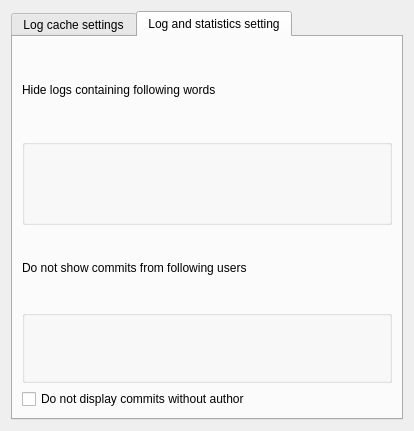
centic9/kdesvn-ppa, file src/svnfrontend/database/dbsettings.ui: the form before one commit.
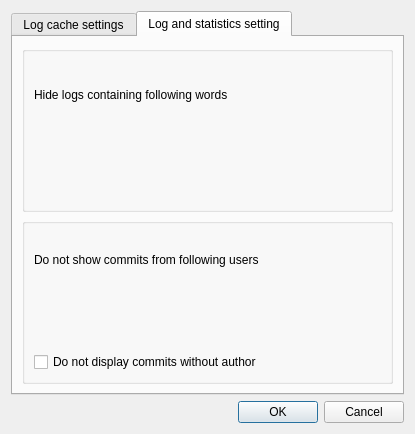
The form after the commit. The open tabs and pages were chosen to show the change. Custom widgets are drawn as their Qt base class.

```diff
--- a/src/svnfrontend/database/dbsettings.ui
+++ b/src/svnfrontend/database/dbsettings.ui
@@ -1,18 +1,18 @@
 <?xml version="1.0" encoding="UTF-8"?>
 <ui version="4.0">
  <class>DbSettings</class>
- <widget class="QWidget" name="DbSettings">
+ <widget class="QDialog" name="DbSettings">
   <property name="geometry">
    <rect>
     <x>0</x>
     <y>0</y>
-    <width>414</width>
-    <height>431</height>
+    <width>415</width>
+    <height>434</height>
    </rect>
   </property>
   <layout class="QVBoxLayout" name="verticalLayout_3">
    <item>
-    <widget class="KTabWidget" name="tabWidget">
+    <widget class="QTabWidget" name="tabWidget">
      <property name="currentIndex">
       <number>0</number>
      </property>
@@ -20,7 +20,7 @@
       <attribute name="title">
        <string>Log cache settings</string>
       </attribute>
-      <layout class="QVBoxLayout" name="verticalLayout">
+      <layout class="QVBoxLayout" name="verticalLayout_4">
        <item>
         <widget class="QCheckBox" name="dbcfg_noCacheUpdate">
          <property name="text">
@@ -29,22 +29,27 @@
         </widget>
        </item>
        <item>
-        <layout class="QGridLayout" name="gridLayout">
-         <item row="0" column="0">
-          <widget class="QLabel" name="m_exclude_label">
+        <widget class="QGroupBox" name="groupBox">
+         <property name="title">
+          <string/>
+         </property>
+         <layout class="QVBoxLayout" name="verticalLayout">
+          <item>
+           <widget class="QLabel" name="label_3">
            <property name="text">
             <string>Prefixes to filter out in revision tree</string>
            </property>
           </widget>
          </item>
-         <item row="1" column="0">
-          <widget class="KEditListBox" name="dbcfg_exclude_box">
+          <item>
+           <widget class="KEditListWidget" name="dbcfg_exclude_box">
            <property name="buttons">
-            <set>KEditListBox::Add|KEditListBox::Remove</set>
+             <set>KEditListWidget::Add|KEditListWidget::Remove</set>
            </property>
           </widget>
          </item>
         </layout>
+        </widget>
        </item>
       </layout>
      </widget>
@@ -54,46 +59,57 @@
       </attribute>
       <layout class="QVBoxLayout" name="verticalLayout_2">
        <item>
-        <layout class="QGridLayout" name="gridLayout_2">
-         <item row="0" column="0">
-          <widget class="QLabel" name="m_logpattern_label">
+        <widget class="QGroupBox" name="groupBox_3">
+         <property name="title">
+          <string/>
+         </property>
+         <layout class="QVBoxLayout" name="verticalLayout_5">
+          <item>
+           <widget class="QLabel" name="label">
            <property name="text">
             <string>Hide logs containing following words</string>
            </property>
           </widget>
          </item>
-         <item row="1" column="0">
-          <widget class="KEditListBox" name="dbcfg_exclude_log_pattern">
+          <item>
+           <widget class="KEditListWidget" name="dbcfg_exclude_log_pattern">
            <property name="toolTip">
             <string>This is a list which words/substrings a log entry must contain so it will be hidden from log and statistics</string>
            </property>
            <property name="buttons">
-            <set>KEditListBox::Add|KEditListBox::Remove</set>
+             <set>KEditListWidget::Add|KEditListWidget::Remove</set>
            </property>
           </widget>
          </item>
         </layout>
-       </item>
-       <item>
-        <layout class="QGridLayout" name="gridLayout_3">
-         <item row="2" column="0">
-          <widget class="KEditListBox" name="dbcfg_exclude_userslog">
-           <property name="toolTip">
-            <string>Do not display commits of listed users in log window and statistics view</string>
-           </property>
-           <property name="buttons">
-            <set>KEditListBox::Add|KEditListBox::Remove</set>
-           </property>
-          </widget>
-         </item>
-         <item row="1" column="0">
-          <widget class="QLabel" name="m_hideuser_label">
+         <zorder>dbcfg_exclude_log_pattern</zorder>
+         <zorder>label</zorder>
+        </widget>
+       </item>
+       <item>
+        <widget class="QGroupBox" name="groupBox_2">
+         <property name="title">
+          <string/>
+         </property>
+         <layout class="QVBoxLayout" name="verticalLayout_3">
+          <item>
+           <widget class="QLabel" name="label_2">
            <property name="text">
             <string>Do not show commits from following users</string>
            </property>
           </widget>
          </item>
-         <item row="3" column="0">
+          <item>
+           <widget class="KEditListWidget" name="dbcfg_exclude_userslog">
+            <property name="toolTip">
+             <string>Do not display commits of listed users in log window and statistics view</string>
+            </property>
+            <property name="buttons">
+             <set>KEditListWidget::Add|KEditListWidget::Remove</set>
+            </property>
+           </widget>
+          </item>
+          <item>
           <widget class="QCheckBox" name="dbcfg_filter_empty_author">
            <property name="text">
             <string>Do not display commits without author</string>
@@ -101,24 +117,26 @@
           </widget>
          </item>
         </layout>
+        </widget>
        </item>
       </layout>
      </widget>
     </widget>
    </item>
+   <item>
+    <widget class="QDialogButtonBox" name="buttonBox">
+     <property name="standardButtons">
+      <set>QDialogButtonBox::Cancel|QDialogButtonBox::Ok</set>
+     </property>
+    </widget>
+   </item>
   </layout>
  </widget>
  <customwidgets>
   <customwidget>
-   <class>KEditListBox</class>
-   <extends>QGroupBox</extends>
-   <header>keditlistbox.h</header>
-  </customwidget>
-  <customwidget>
-   <class>KTabWidget</class>
-   <extends>QTabWidget</extends>
-   <header>ktabwidget.h</header>
-   <container>1</container>
+   <class>KEditListWidget</class>
+   <extends>QWidget</extends>
+   <header>keditlistwidget.h</header>
   </customwidget>
  </customwidgets>
  <resources/>
```
Lines whose indentation alone changed are shown as unchanged.
